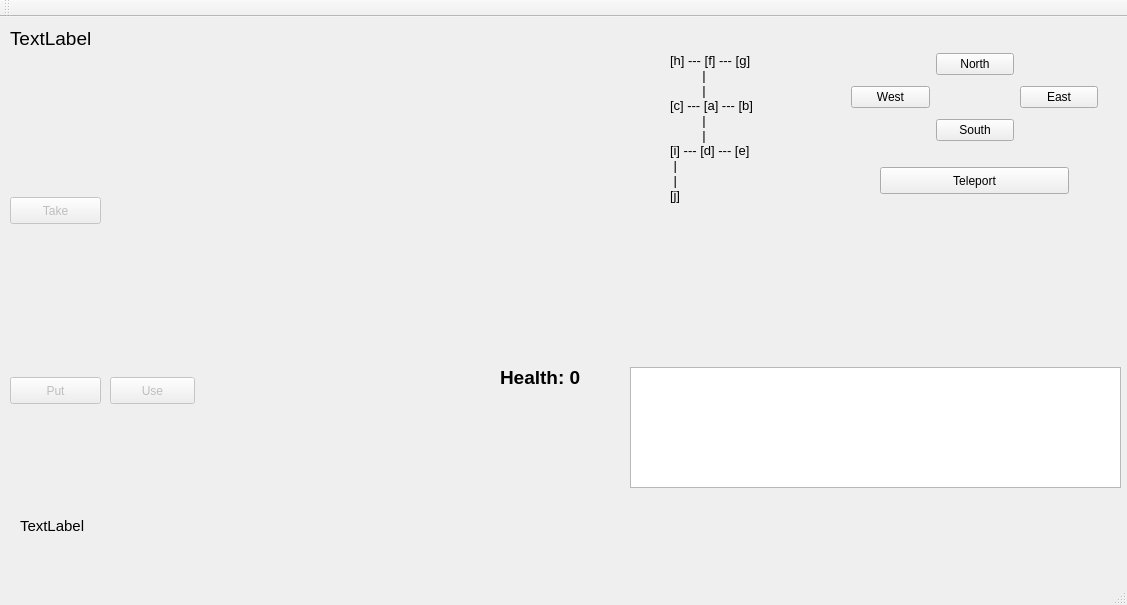
This is mainwindow.ui in colmlg/ZorkProject as Qt 5 draws it before an edit. The edited form follows.
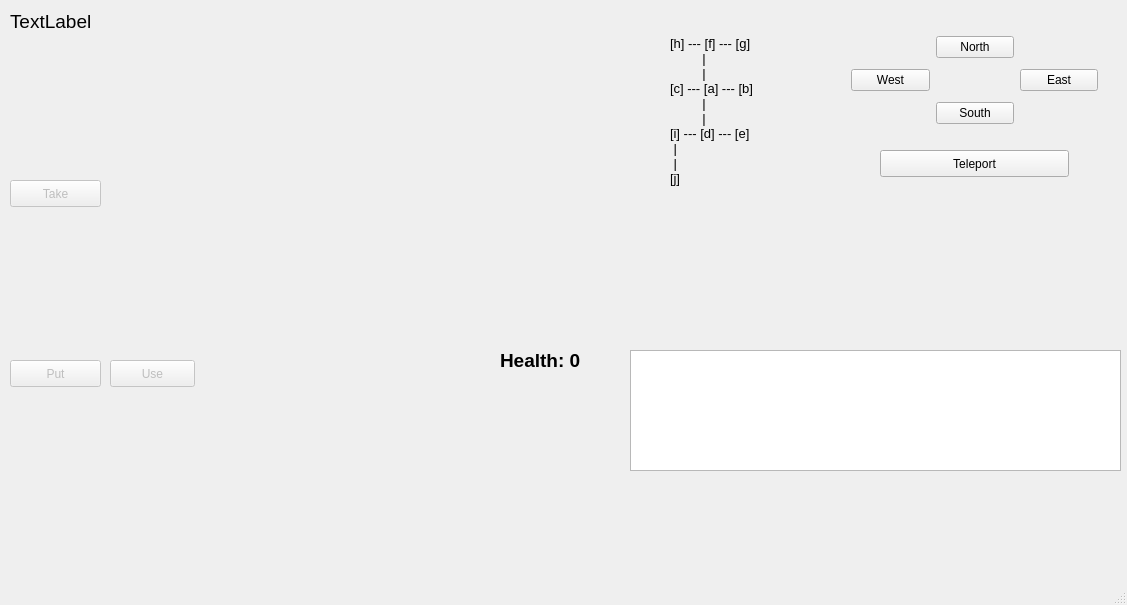
This is the edited form.

What changed in the file:
```diff
--- a/mainwindow.ui
+++ b/mainwindow.ui
@@ -11,7 +11,20 @@
    </rect>
   </property>
   <property name="windowTitle">
-   <string>MainWindow</string>
+   <string>Zork</string>
+  </property>
+  <property name="styleSheet">
+   <string notr="true">QPushButton#SelectedRed { 
+border: 2px solid red;
+border-radius: 3px; 
+outline: none;
+ }
+
+QPushButton#SelectedBlue { 
+border: 2px solid red;
+border-radius: 3px; 
+outline: none;
+ }</string>
   </property>
   <widget class="QWidget" name="centralWidget">
    <widget class="QWidget" name="gridLayoutWidget">
@@ -526,7 +539,7 @@
      </font>
     </property>
     <property name="text">
-     <string>TextLabel</string>
+     <string/>
     </property>
    </widget>
    <widget class="QLabel" name="roomItemInfoLabel">
@@ -548,24 +561,6 @@
     </property>
    </widget>
   </widget>
-  <widget class="QMenuBar" name="menuBar">
-   <property name="geometry">
-    <rect>
-     <x>0</x>
-     <y>0</y>
-     <width>1127</width>
-     <height>25</height>
-    </rect>
-   </property>
-  </widget>
-  <widget class="QToolBar" name="mainToolBar">
-   <attribute name="toolBarArea">
-    <enum>TopToolBarArea</enum>
-   </attribute>
-   <attribute name="toolBarBreak">
-    <bool>false</bool>
-   </attribute>
-  </widget>
   <widget class="QStatusBar" name="statusBar"/>
  </widget>
  <layoutdefault spacing="6" margin="11"/>
```
